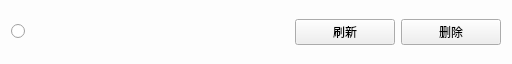
Old version of the form FMCL/Functions/UserManager/UserInfo.ui in the repository 1604042736/FMCL.
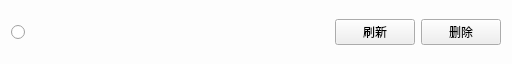
New version of the form. Custom widgets are drawn as their Qt base class.

Diff of the .ui file:
```diff
--- a/FMCL/Functions/UserManager/UserInfo.ui
+++ b/FMCL/Functions/UserManager/UserInfo.ui
@@ -31,19 +31,39 @@
 }</string>
   </property>
   <layout class="QGridLayout" name="gridLayout">
-   <item row="0" column="4">
-    <widget class="PushButton" name="pb_del">
+   <item row="0" column="0">
+    <widget class="RadioButton" name="rb_select">
      <property name="maximumSize">
       <size>
-       <width>100</width>
-       <height>16777215</height>
+       <width>32</width>
+       <height>24</height>
       </size>
      </property>
      <property name="text">
-      <string>删除</string>
+      <string/>
      </property>
     </widget>
    </item>
+   <item row="0" column="1">
+    <widget class="PixmapLabel" name="l_head">
+     <property name="text">
+      <string/>
+     </property>
+    </widget>
+   </item>
+   <item row="0" column="3">
+    <spacer name="horizontalSpacer">
+     <property name="orientation">
+      <enum>Qt::Horizontal</enum>
+     </property>
+     <property name="sizeHint" stdset="0">
+      <size>
+       <width>40</width>
+       <height>20</height>
+      </size>
+     </property>
+    </spacer>
+   </item>
    <item row="0" column="2">
     <layout class="QGridLayout" name="gridLayout_2">
      <item row="1" column="0">
@@ -69,27 +89,7 @@
      </item>
     </layout>
    </item>
-   <item row="0" column="1">
-    <widget class="PixmapLabel" name="l_head">
-     <property name="text">
-      <string/>
-     </property>
-    </widget>
-   </item>
-   <item row="0" column="0">
-    <widget class="RadioButton" name="rb_select">
-     <property name="maximumSize">
-      <size>
-       <width>32</width>
-       <height>16777215</height>
-      </size>
-     </property>
-     <property name="text">
-      <string/>
-     </property>
-    </widget>
-   </item>
-   <item row="0" column="3">
+   <item row="0" column="4">
     <widget class="PushButton" name="pb_refresh">
      <property name="maximumSize">
       <size>
@@ -102,6 +102,19 @@
      </property>
     </widget>
    </item>
+   <item row="0" column="5">
+    <widget class="PushButton" name="pb_del">
+     <property name="maximumSize">
+      <size>
+       <width>100</width>
+       <height>16777215</height>
+      </size>
+     </property>
+     <property name="text">
+      <string>删除</string>
+     </property>
+    </widget>
+   </item>
   </layout>
  </widget>
  <customwidgets>
@@ -115,21 +128,21 @@
    <extends>QRadioButton</extends>
    <header>qfluentwidgets</header>
   </customwidget>
-  <customwidget>
-   <class>TitleLabel</class>
-   <extends>QLabel</extends>
-   <header>qfluentwidgets</header>
-  </customwidget>
-  <customwidget>
-   <class>SubtitleLabel</class>
-   <extends>QLabel</extends>
-   <header>qfluentwidgets</header>
-  </customwidget>
   <customwidget>
    <class>PixmapLabel</class>
    <extends>QLabel</extends>
    <header>qfluentwidgets</header>
   </customwidget>
+  <customwidget>
+   <class>SubtitleLabel</class>
+   <extends>QLabel</extends>
+   <header>qfluentwidgets</header>
+  </customwidget>
+  <customwidget>
+   <class>TitleLabel</class>
+   <extends>QLabel</extends>
+   <header>qfluentwidgets</header>
+  </customwidget>
  </customwidgets>
  <resources/>
  <connections/>
```
